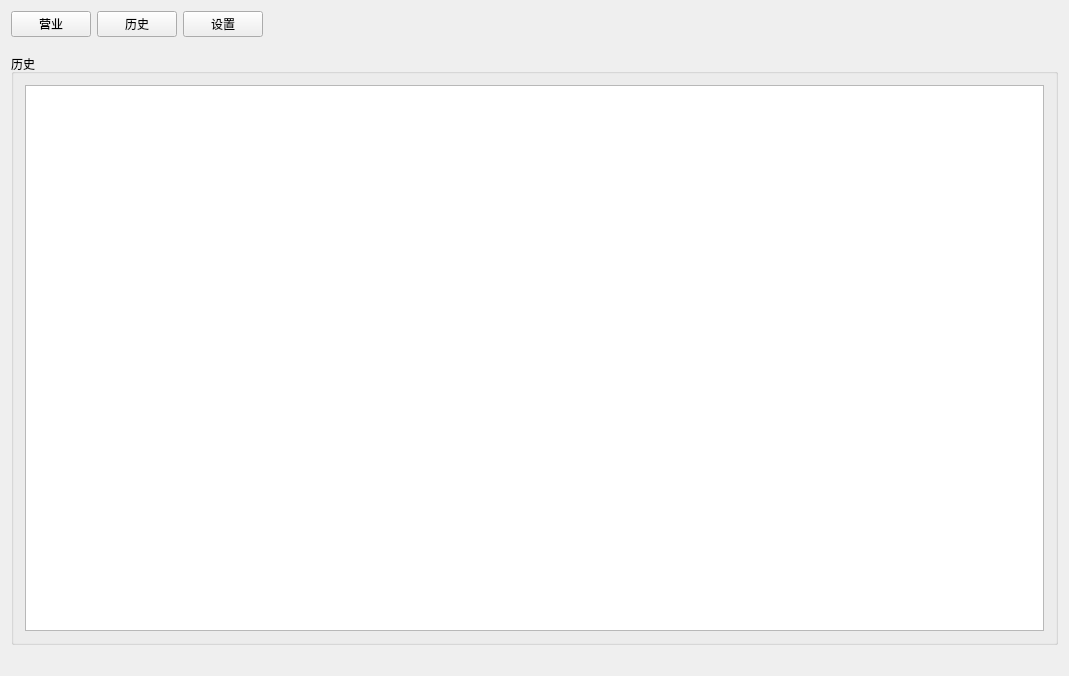
This is BMS/BMS/bms.ui in toiime/BMS as Qt 5 draws it before an edit. The edited form follows.
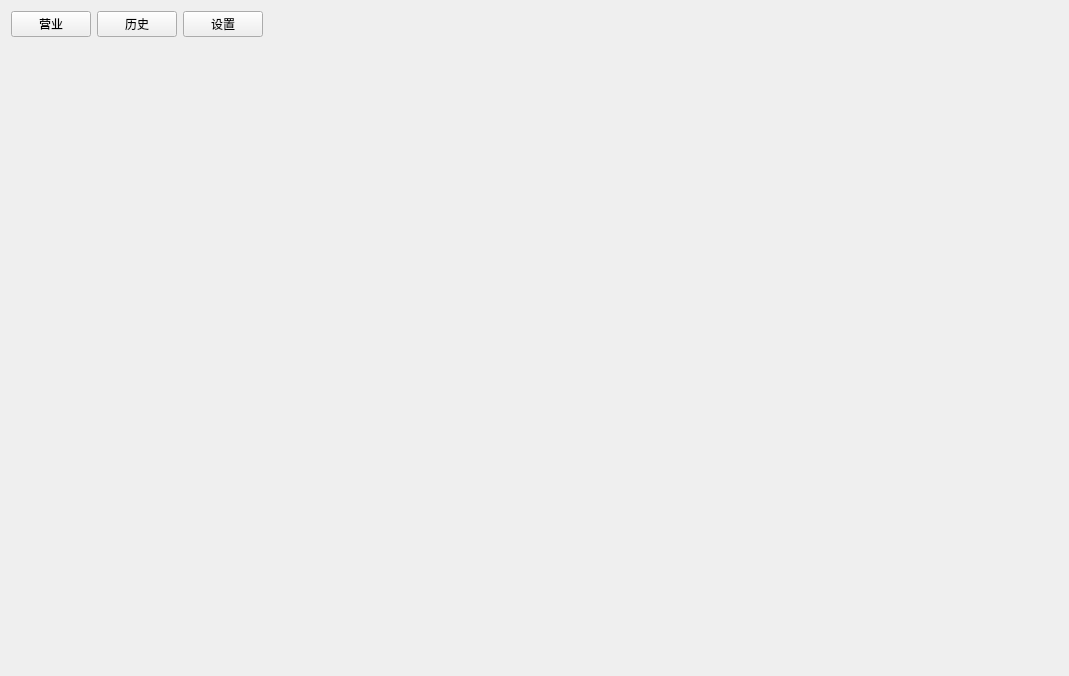
This is the edited form. The open tabs and pages were chosen to show the change. Custom widgets are drawn as their Qt base class.

The edit to the form file:
```diff
--- a/BMS/BMS/bms.ui
+++ b/BMS/BMS/bms.ui
@@ -114,15 +114,8 @@
         <number>0</number>
        </property>
        <item>
-        <widget class="QGroupBox" name="groupBox_3">
-         <property name="title">
-          <string>历史</string>
-         </property>
-         <layout class="QHBoxLayout" name="horizontalLayout_9">
-          <item>
-           <widget class="QTableWidget" name="tableWidgetBill"/>
-          </item>
-         </layout>
+        <widget class="GuiBills" name="widgetBills" native="true">
+         <layout class="QHBoxLayout" name="horizontalLayout_9"/>
         </widget>
        </item>
       </layout>
@@ -483,6 +476,14 @@
   </layout>
  </widget>
  <layoutdefault spacing="6" margin="11"/>
+ <customwidgets>
+  <customwidget>
+   <class>GuiBills</class>
+   <extends>QWidget</extends>
+   <header>guibills.h</header>
+   <container>1</container>
+  </customwidget>
+ </customwidgets>
  <resources>
   <include location="bms.qrc"/>
  </resources>
```
Left out of the diff: 6 changed lines with no effect on the pictures.
